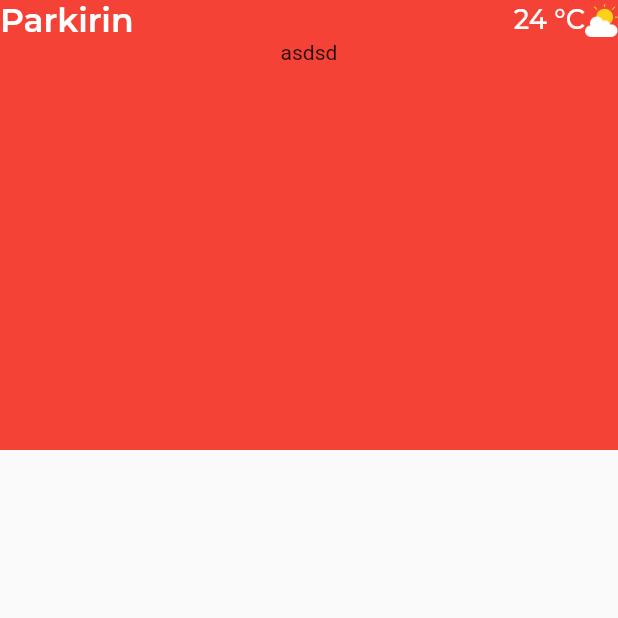
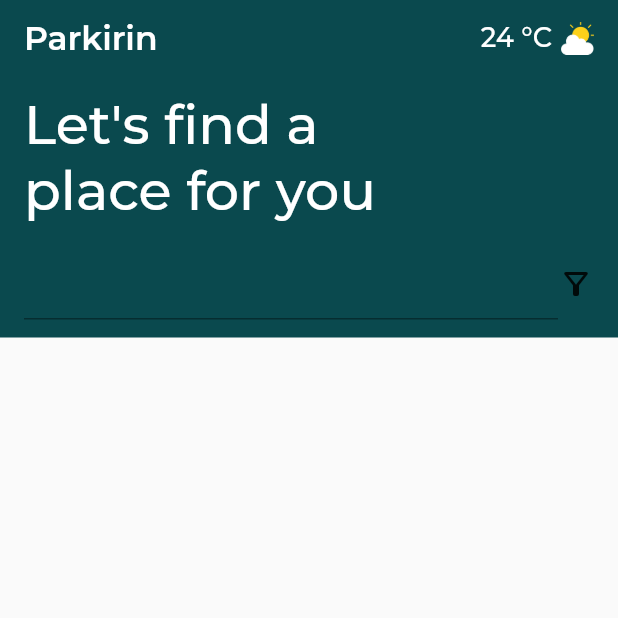
Before and after one commit to cparragatorres/flutter_codigo5_ui, a Flutter app: the screen it shows after launch, on a phone screen of 412 x 824 dp, the top half of it. Run offline on Flutter 3.47's test engine with Material 2 defaults, Android fonts, the phone set to English and light mode, and no system bars; our stand-ins replace flutter_svg, google_fonts.

Commit message:
Parking 2

```diff
--- a/lib/pages/parking_page.dart
+++ b/lib/pages/parking_page.dart
@@ -6,16 +6,21 @@ class ParkingPage extends StatelessWidget {
 
   @override
   Widget build(BuildContext context) {
+    print(MediaQuery.of(context).size.height);
+    print(MediaQuery.of(context).size.width);
+
     return Scaffold(
       body: SingleChildScrollView(
         child: Column(
           children: [
             Container(
-              height: 300,
+              padding:
+                  const EdgeInsets.symmetric(horizontal: 16.0, vertical: 12.0),
               width: double.infinity,
-              color: Colors.red,
+              color: Color(0xff0A494E),
               child: SafeArea(
                 child: Column(
+                  crossAxisAlignment: CrossAxisAlignment.start,
                   children: [
                     Row(
                       mainAxisAlignment: MainAxisAlignment.spaceBetween,
@@ -38,6 +43,9 @@ class ParkingPage extends StatelessWidget {
                                 fontWeight: FontWeight.w500,
                               ),
                             ),
+                            const SizedBox(
+                              width: 6.0,
+                            ),
                             Image.asset(
                               'assets/images/cloudy.png',
                               width: 22.0,
@@ -46,8 +54,29 @@ class ParkingPage extends StatelessWidget {
                         ),
                       ],
                     ),
-                    Text("asdsd"),
-                    Row(),
+                    Container(
+                      margin: const EdgeInsets.only(top: 22.0, bottom: 16),
+                      constraints: BoxConstraints(
+                        maxWidth: MediaQuery.of(context).size.width * 0.7,
+                      ),
+                      child: Text(
+                        "Let's find a place for you",
+                        style: GoogleFonts.montserrat(
+                            color: Colors.white,
+                            fontWeight: FontWeight.w500,
+                            fontSize: 36.0),
+                      ),
+                    ),
+                    Row(
+                      children: [
+                        Expanded(
+                          child: TextField(),
+                        ),
+                        Icon(
+                          Icons.filter_alt_outlined
+                        ),
+                      ],
+                    ),
                   ],
                 ),
               ),
```
